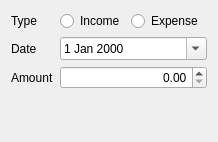
Qt form src/views/ui_files/dialogs/cash_transaction_dialog.ui (JakubFranek/Kapytal) before a commit.
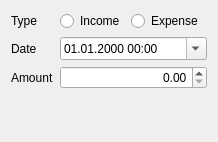
The same form after that commit.

Patch:
```diff
--- a/src/views/ui_files/dialogs/cash_transaction_dialog.ui
+++ b/src/views/ui_files/dialogs/cash_transaction_dialog.ui
@@ -75,6 +75,12 @@
      </item>
      <item row="1" column="1">
       <widget class="QDateEdit" name="dateEdit">
+       <property name="currentSection">
+        <enum>QDateTimeEdit::DaySection</enum>
+       </property>
+       <property name="displayFormat">
+        <string>dd.MM.yyyy hh:mm</string>
+       </property>
        <property name="calendarPopup">
         <bool>true</bool>
        </property>
```
